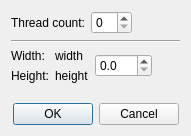
Qt form src/ui/dialogs/path_tracing_parameters.ui (cppd/math) before a commit.
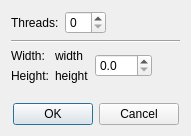
The same form after that commit.

The edit to the form file:
```diff
--- a/src/ui/dialogs/path_tracing_parameters.ui
+++ b/src/ui/dialogs/path_tracing_parameters.ui
@@ -21,7 +21,7 @@
        <item row="0" column="0">
         <widget class="QLabel" name="label">
          <property name="text">
-          <string>Thread count:</string>
+          <string>Threads:</string>
          </property>
         </widget>
        </item>
```
